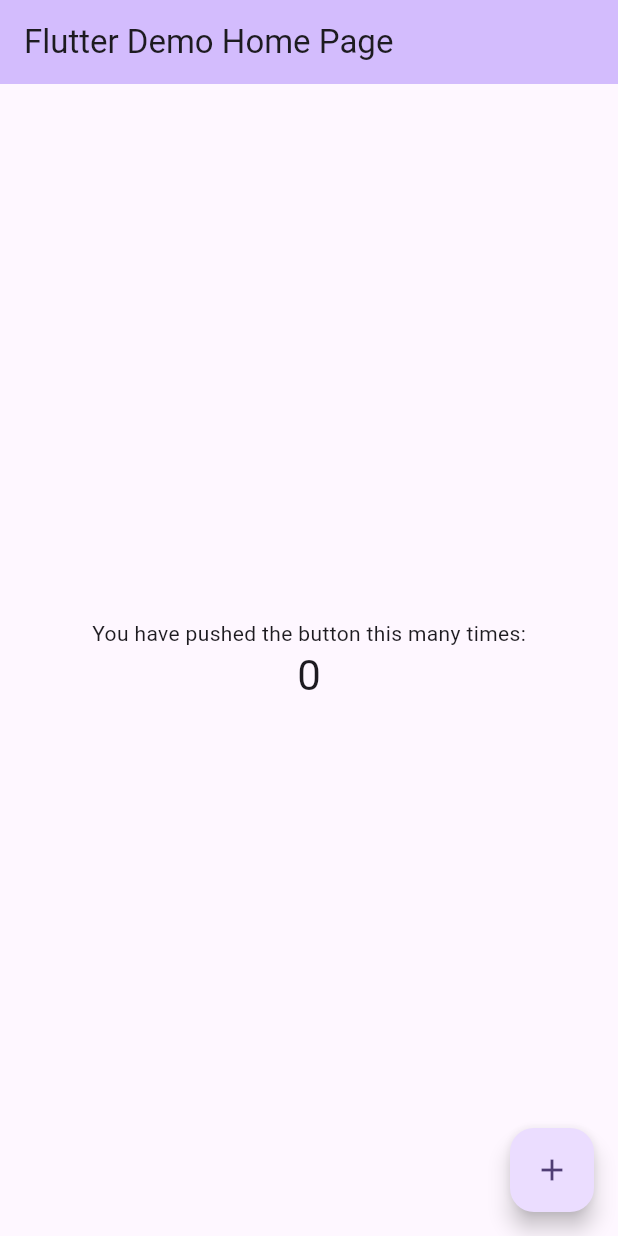
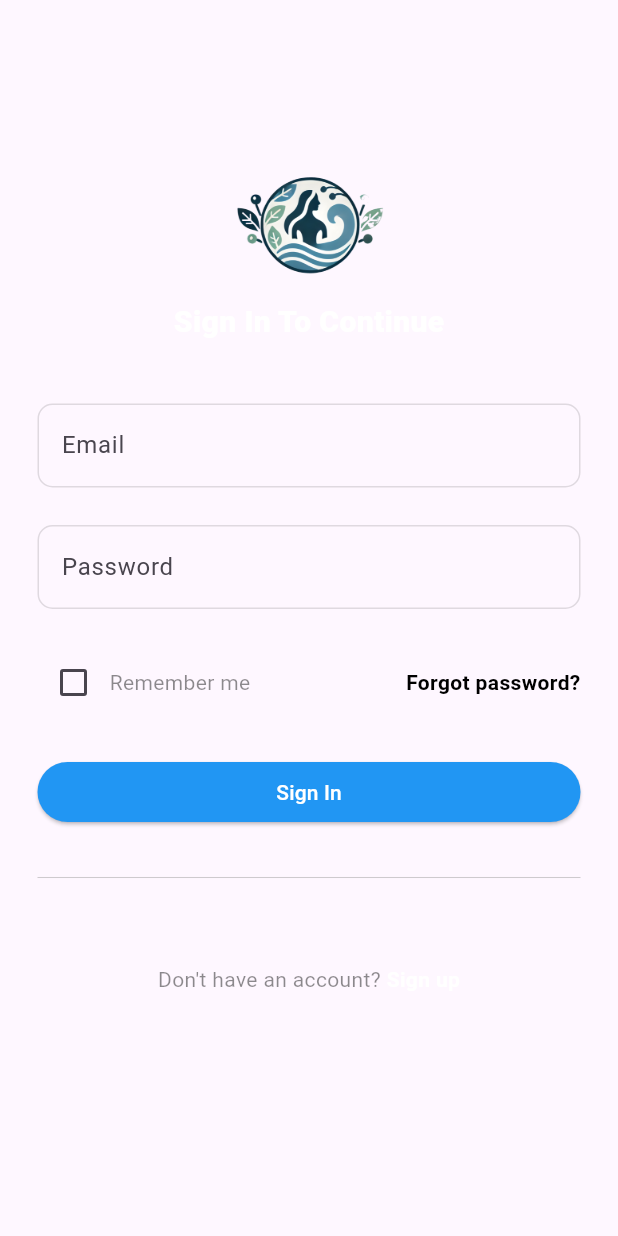
Before and after one commit to luisfernandose/fitwave, a Flutter app: the screen it shows after launch, on a phone screen of 412 x 824 dp. Run offline on Flutter 3.47's test engine with Material 3 defaults, Android fonts, the phone set to English and light mode, and no system bars.

Commit message:
feat: login screen completed

```diff
--- a/app/fitwave/lib/main.dart
+++ b/app/fitwave/lib/main.dart
@@ -1,4 +1,6 @@
 import 'package:flutter/material.dart';
+
+import 'screens/common/splash_screen.dart';
 
 void main() {
   runApp(const MyApp());
@@ -31,95 +33,7 @@
         colorScheme: ColorScheme.fromSeed(seedColor: Colors.deepPurple),
         useMaterial3: true,
       ),
-      home: const MyHomePage(title: 'Flutter Demo Home Page'),
+      home: SplashScreen(),
     );
   }
 }
-
-class MyHomePage extends StatefulWidget {
-  const MyHomePage({super.key, required this.title});
-
-  // This widget is the home page of your application. It is stateful, meaning
-  // that it has a State object (defined below) that contains fields that affect
-  // how it looks.
-
-  // This class is the configuration for the state. It holds the values (in this
-  // case the title) provided by the parent (in this case the App widget) and
-  // used by the build method of the State. Fields in a Widget subclass are
-  // always marked "final".
-
-  final String title;
-
-  @override
-  State<MyHomePage> createState() => _MyHomePageState();
-}
-
-class _MyHomePageState extends State<MyHomePage> {
-  int _counter = 0;
-
-  void _incrementCounter() {
-    setState(() {
-      // This call to setState tells the Flutter framework that something has
-      // changed in this State, which causes it to rerun the build method below
-      // so that the display can reflect the updated values. If we changed
-      // _counter without calling setState(), then the build method would not be
-      // called again, and so nothing would appear to happen.
-      _counter++;
-    });
-  }
-
-  @override
-  Widget build(BuildContext context) {
-    // This method is rerun every time setState is called, for instance as done
-    // by the _incrementCounter method above.
-    //
-    // The Flutter framework has been optimized to make rerunning build methods
-    // fast, so that you can just rebuild anything that needs updating rather
-    // than having to individually change instances of widgets.
-    return Scaffold(
-      appBar: AppBar(
-        // TRY THIS: Try changing the color here to a specific color (to
-        // Colors.amber, perhaps?) and trigger a hot reload to see the AppBar
-        // change color while the other colors stay the same.
-        backgroundColor: Theme.of(context).colorScheme.inversePrimary,
-        // Here we take the value from the MyHomePage object that was created by
-        // the App.build method, and use it to set our appbar title.
-        title: Text(widget.title),
-      ),
-      body: Center(
-        // Center is a layout widget. It takes a single child and positions it
-        // in the middle of the parent.
-        child: Column(
-          // Column is also a layout widget. It takes a list of children and
-          // arranges them vertically. By default, it sizes itself to fit its
-          // children horizontally, and tries to be as tall as its parent.
-          //
-          // Column has various properties to control how it sizes itself and
-          // how it positions its children. Here we use mainAxisAlignment to
-          // center the children vertically; the main axis here is the vertical
-          // axis because Columns are vertical (the cross axis would be
-          // horizontal).
-          //
-          // TRY THIS: Invoke "debug painting" (choose the "Toggle Debug Paint"
-          // action in the IDE, or press "p" in the console), to see the
-          // wireframe for each widget.
-          mainAxisAlignment: MainAxisAlignment.center,
-          children: <Widget>[
-            const Text(
-              'You have pushed the button this many times:',
-            ),
-            Text(
-              '$_counter',
-              style: Theme.of(context).textTheme.headlineMedium,
-            ),
-          ],
-        ),
-      ),
-      floatingActionButton: FloatingActionButton(
-        onPressed: _incrementCounter,
-        tooltip: 'Increment',
-        child: const Icon(Icons.add),
-      ), // This trailing comma makes auto-formatting nicer for build methods.
-    );
-  }
-}
--- /dev/null
+++ b/app/fitwave/lib/screens/common/login_screen.dart
@@ -0,0 +1,302 @@
+import 'package:flutter/material.dart';
+
+class LoginScreen extends StatefulWidget {
+  const LoginScreen({super.key});
+
+  @override
+  State<LoginScreen> createState() => _LoginScreenState();
+}
+
+class _LoginScreenState extends State<LoginScreen> {
+  var formKey = GlobalKey<FormState>();
+  var emailCont = TextEditingController(text: '');
+  var passwordCont = TextEditingController(text: '');
+  var emailFocus = FocusNode();
+  var passwordFocus = FocusNode();
+  bool rememberPassword = false;
+  bool isLoading = false;
+
+  @override
+  Widget build(BuildContext context) {
+    return Scaffold(
+      body: Column(
+        children: [
+          Expanded(
+            flex: 7,
+            child: Container(
+              padding: const EdgeInsets.fromLTRB(25.0, 100.0, 25.0, 20.0),
+              child: SingleChildScrollView(
+                child: Form(
+                  key: formKey,
+                  child: Column(
+                    crossAxisAlignment: CrossAxisAlignment.center,
+                    children: [
+                      Image.asset('assets/images/FitWaveLogo.png',
+                          height: 100, width: 100),
+                      const SizedBox(width: 10),
+                      const Text(
+                        'Sign In To Continue',
+                        style: TextStyle(
+                          fontSize: 20.0,
+                          fontWeight: FontWeight.w900,
+                          color: Colors.white,
+                        ),
+                      ),
+                      const SizedBox(
+                        height: 40.0,
+                      ),
+                      TextFormField(
+                        controller: emailCont,
+                        validator: (value) {
+                          if (value == null || value.isEmpty) {
+                            return 'Please enter an email';
+                          }
+                          // Validar el email con RegExp
+                          if (!RegExp(r'^[\w-\.]+@([\w-]+\.)+[\w-]{2,4}$')
+                              .hasMatch(value)) {
+                            return 'Please enter a valid email';
+                          }
+                          return null;
+                        },
+                        decoration: InputDecoration(
+                          label: const Text('Email'),
+                          hintText: 'Enter Email',
+                          hintStyle: const TextStyle(
+                            color: Colors.black26,
+                          ),
+                          border: OutlineInputBorder(
+                            borderSide: const BorderSide(
+                              color: Colors.black12, // Default border color
+                            ),
+                            borderRadius: BorderRadius.circular(10),
+                          ),
+                          enabledBorder: OutlineInputBorder(
+                            borderSide: const BorderSide(
+                              color: Colors.black12, // Default border color
+                            ),
+                            borderRadius: BorderRadius.circular(10),
+                          ),
+                        ),
+                      ),
+                      const SizedBox(
+                        height: 25.0,
+                      ),
+                      TextFormField(
+                        controller: passwordCont,
+                        obscureText: true,
+                        obscuringCharacter: '*',
+                        validator: (value) {
+                          if (value == null || value.isEmpty) {
+                            return 'Please enter Password';
+                          }
+                          return null;
+                        },
+                        decoration: InputDecoration(
+                          label: const Text('Password'),
+                          hintText: 'Enter Password',
+                          hintStyle: const TextStyle(
+                            color: Colors.black26,
+                          ),
+                          border: OutlineInputBorder(
+                            borderSide: const BorderSide(
+                              color: Colors.black12, // Default border color
+                            ),
+                            borderRadius: BorderRadius.circular(10),
+                          ),
+                          enabledBorder: OutlineInputBorder(
+                            borderSide: const BorderSide(
+                              color: Colors.black12, // Default border color
+                            ),
+                            borderRadius: BorderRadius.circular(10),
+                          ),
+                        ),
+                      ),
+                      const SizedBox(
+                        height: 25.0,
+                      ),
+                      Row(
+                        mainAxisAlignment: MainAxisAlignment.spaceBetween,
+                        children: [
+                          Row(
+                            children: [
+                              Checkbox(
+                                value: rememberPassword,
+                                onChanged: (bool? value) {
+                                  setState(() {
+                                    rememberPassword = value!;
+                                  });
+                                },
+                                activeColor: Colors.black,
+                              ),
+                              const Text(
+                                'Remember me',
+                                style: TextStyle(
+                                  color: Colors.black45,
+                                ),
+                              ),
+                            ],
+                          ),
+                          GestureDetector(
+                            onTap: () async {
+                              TextEditingController _emailController =
+                                  TextEditingController();
+                              showDialog(
+                                context: context,
+                                builder: (BuildContext context) {
+                                  return AlertDialog(
+                                    title: const Text('Change Password'),
+                                    content: TextField(
+                                      controller: _emailController,
+                                      decoration: const InputDecoration(
+                                        hintText: 'Email',
+                                        border: OutlineInputBorder(),
+                                      ),
+                                      keyboardType: TextInputType.emailAddress,
+                                    ),
+                                    actions: <Widget>[
+                                      TextButton(
+                                        onPressed: () {
+                                          Navigator.of(context)
+                                              .pop(); // Cerrar el AlertDialog
+                                        },
+                                        child: const Text('Cancel'),
+                                      ),
+                                      ElevatedButton(
+                                        onPressed: () async {
+                                          // Obtener el valor del campo de texto del correo electrónico
+                                          String enteredEmail =
+                                              _emailController.text;
+                                          print(
+                                              'Correo Electrónico Ingresado: $enteredEmail');
+
+                                          // try {
+                                          //   await FirebaseAuth.instance
+                                          //       .sendPasswordResetEmail(
+                                          //           email: emailCont.value.text
+                                          //               .trim())
+                                          //       .then((value) {
+                                          //     toast(
+                                          //         'Check your email to change password',
+                                          //         bgColor: Colors.red.shade200,
+                                          //         textColor: Colors.red);
+                                          //     Navigator.of(context).pop();
+                                          //   });
+                                          // } on FirebaseAuthException catch (e) {
+                                          //   print(e.code);
+                                          //   print(e.message);
+                                          // }
+                                        },
+                                        child: const Text('Send'),
+                                      ),
+                                    ],
+                                  );
+                                },
+                              );
+                            },
+                            child: const Text(
+                              'Forgot password?',
+                              style: TextStyle(
+                                fontWeight: FontWeight.bold,
+                                color: Colors.black,
+                              ),
+                            ),
+                          ),
+                        ],
+                      ),
+                      const SizedBox(
+                        height: 25.0,
+                      ),
+                      SizedBox(
+                        width: double.infinity,
+                        child: ElevatedButton(
+                          style: ElevatedButton.styleFrom(
+                            foregroundColor: Colors.white, // Color de fondo
+                            backgroundColor: Colors.blue, // Color del texto
+                          ),
+                          onPressed: () async {
+                            // if (formKey.currentState!.validate()) {
+                            //   saveForm();
+                            //   user = _auth.currentUser;
+                            //   print('useeerrr:');
+                            //   print(user);
+                            //   final SharedPreferences sharedPreferences =
+                            //       await SharedPreferences.getInstance();
+                            //   sharedPreferences.setString(
+                            //       'email', emailCont.text);
+                            //   sharedPreferences.setString('uid', user!.uid);
+                            //   // },
+                            // } else if (!rememberPassword) {
+                            //   ScaffoldMessenger.of(context).showSnackBar(
+                            //     const SnackBar(
+                            //         content: Text(
+                            //             'Please agree to the processing of personal data')),
+                            //   );
+                            // }
+                          },
+                          child: const Text('Sign In'),
+                        ),
+                      ),
+                      const SizedBox(
+                        height: 25.0,
+                      ),
+                      Row(
+                        mainAxisAlignment: MainAxisAlignment.center,
+                        children: [
+                          Expanded(
+                            child: Divider(
+                              thickness: 0.7,
+                              color: Colors.grey.withOpacity(0.5),
+                            ),
+                          ),
+                          Expanded(
+                            child: Divider(
+                              thickness: 0.7,
+                              color: Colors.grey.withOpacity(0.5),
+                            ),
+                          ),
+                        ],
+                      ),
+                      const SizedBox(
+                        height: 25.0,
+                      ),
+                      const SizedBox(
+                        height: 25.0,
+                      ),
+                      // don't have an account
+                      Row(
+                        mainAxisAlignment: MainAxisAlignment.center,
+                        children: [
+                          const Text(
+                            'Don\'t have an account? ',
+                            style: TextStyle(
+                              color: Colors.black45,
+                            ),
+                          ),
+                          GestureDetector(
+                            onTap: () {
+                              // SignUpScreen().launch(context);
+                            },
+                            child: const Text(
+                              'Sign up',
+                              style: TextStyle(
+                                fontWeight: FontWeight.bold,
+                                color: Colors.white,
+                              ),
+                            ),
+                          ),
+                        ],
+                      ),
+                      const SizedBox(
+                        height: 20.0,
+                      ),
+                    ],
+                  ),
+                ),
+              ),
+            ),
+          ),
+        ],
+      ),
+    );
+  }
+}
--- /dev/null
+++ b/app/fitwave/lib/screens/common/splash_screen.dart
@@ -0,0 +1,33 @@
+import 'package:flutter/material.dart';
+
+import 'login_screen.dart';
+
+class SplashScreen extends StatefulWidget {
+  @override
+  _SplashScreenState createState() => _SplashScreenState();
+}
+
+class _SplashScreenState extends State<SplashScreen> {
+  @override
+  void initState() {
+    super.initState();
+    _navigateToHome();
+  }
+
+  _navigateToHome() async {
+    await Future.delayed(Duration(milliseconds: 3000), () {});
+    Navigator.pushReplacement(
+      context,
+      MaterialPageRoute(builder: (context) => LoginScreen()),
+    );
+  }
+
+  @override
+  Widget build(BuildContext context) {
+    return Scaffold(
+      body: Center(
+        child: Image.asset('assets/images/FitWaveLogo.png'),
+      ),
+    );
+  }
+}
--- a/app/fitwave/pubspec.yaml
+++ b/app/fitwave/pubspec.yaml
@@ -59,8 +59,8 @@ flutter:
   uses-material-design: true
 
   # To add assets to your application, add an assets section, like this:
-  # assets:
-  #   - images/a_dot_burr.jpeg
+  assets:
+    - assets/images/
   #   - images/a_dot_ham.jpeg
 
   # An image asset can refer to one or more resolution-specific "variants", see
```
Also changed, not shown: app/fitwave/assets/images/FitWaveLogo.png (added), app/fitwave/assets/images/Logo1_upscaled.jpg (added), app/fitwave/assets/images/fondo.jpg (added), 1 other file.
